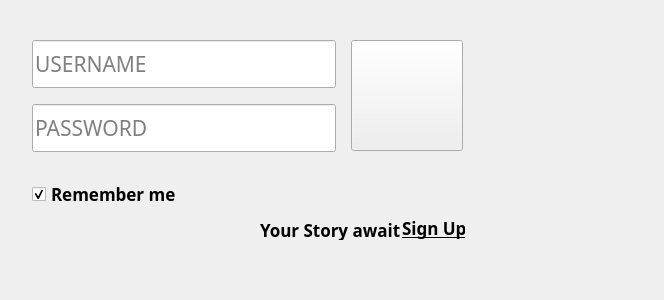
Before: the Qt Designer form src/res/LoginWidget.ui in Story-Of-Alicia/alicia-launcher-qt, drawn with Qt 5.
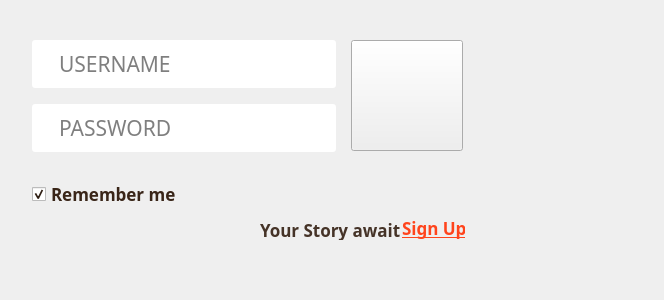
After: the same form once the commit is applied. Icons and pictures are not drawn.

What changed in the file:
```diff
--- a/src/res/LoginWidget.ui
+++ b/src/res/LoginWidget.ui
@@ -13,6 +13,23 @@
   <property name="windowTitle">
    <string>Form</string>
   </property>
+  <property name="styleSheet">
+   <string notr="true">QCheckBox {
+	color: #392518;
+}
+QLabel#l_story_awaits {
+	color: #453327;
+}
+
+QLabel#l_sign_up {
+	color: #FF441C;
+}
+
+QLineEdit {
+	border-radius: 3px;
+	padding: 0px 25px;
+}</string>
+  </property>
   <widget class="QLabel" name="l_story_awaits">
    <property name="geometry">
     <rect>
```
